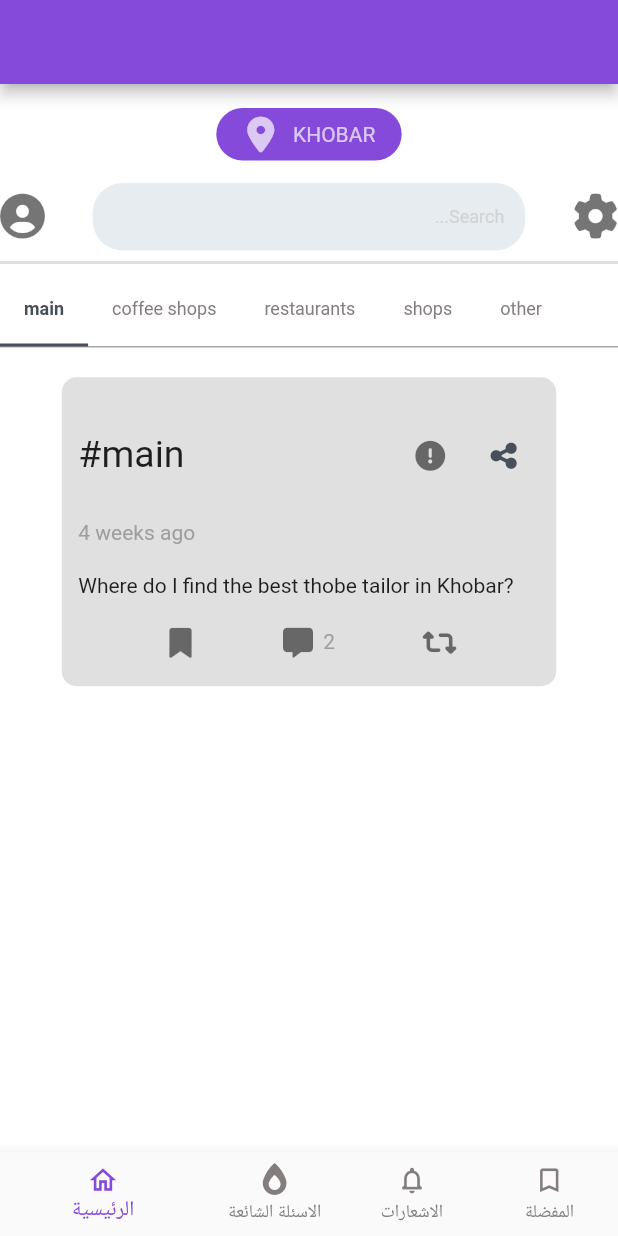
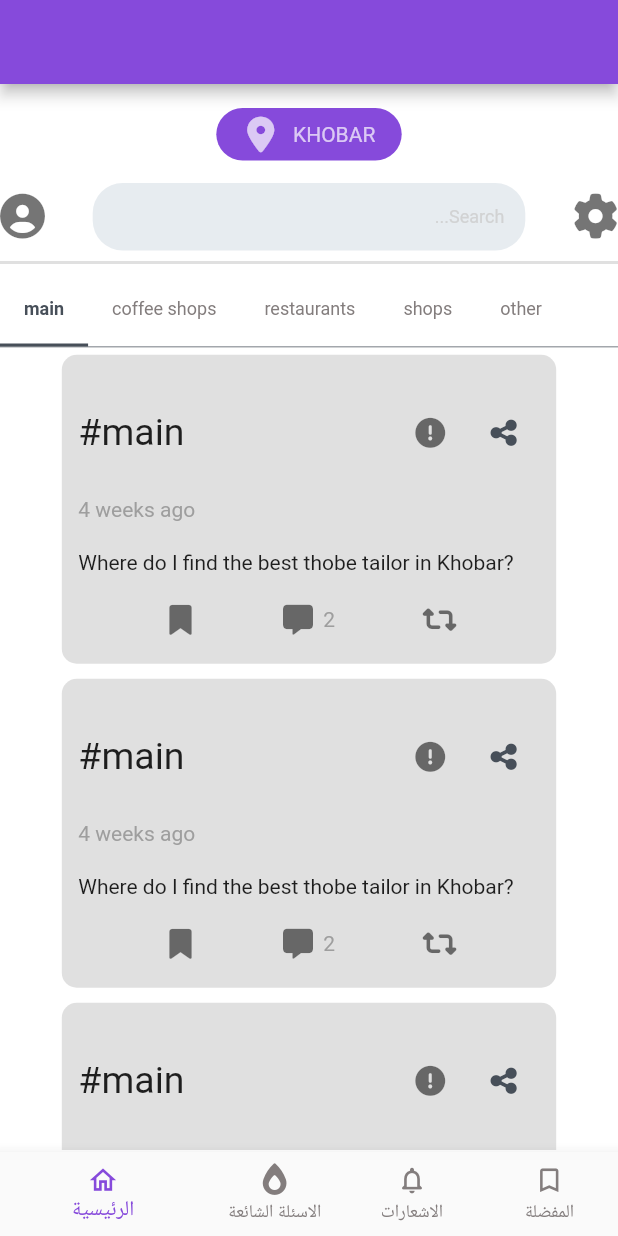
Before and after one commit to ngmnm/ask_city_app, a Flutter app: the screen it shows after launch, on a phone screen of 412 x 824 dp. Run offline on Flutter 3.47's test engine with Material 2 defaults, Android fonts, the phone set to English and light mode, and no system bars; our stand-ins replace font_awesome_flutter, get, material_design_icons_flutter, share.

Commit message:
edit mainpage (add listView for questions)

```diff
--- a/ask_city_app/lib/app/modules/home/views/components/question_component.dart
+++ b/ask_city_app/lib/app/modules/home/views/components/question_component.dart
@@ -18,14 +18,12 @@ class QuestionComponent extends StatelessWidget {
 
   @override
   Widget build(BuildContext context) {
-    return Container(
-      height: 500,
-      padding: const EdgeInsets.fromLTRB(11, 20, 11, 0),
-      child: Column(
+    return Column(
       mainAxisAlignment: MainAxisAlignment.start,
       children: [
         Container(
           padding: const EdgeInsets.fromLTRB(11, 8, 11, 0),
+          margin: const EdgeInsets.fromLTRB(0, 5, 0, 5),
           width: Get.width * 0.8,
           // color: Colors.white,
           height: Get.height * 0.25,
@@ -107,7 +105,6 @@ class QuestionComponent extends StatelessWidget {
           ),
         ),
       ],
-      ),
     );
   }
 }
--- a/ask_city_app/lib/app/modules/home/views/screens/home_screen.dart
+++ b/ask_city_app/lib/app/modules/home/views/screens/home_screen.dart
@@ -152,15 +152,16 @@ class HomeScreen extends GetView<HomeController> {
                         ),
                       ),
                       Container(
-                        height: 400, //height of TabBarView
+                        height: Get.height * 0.65,
                         decoration: BoxDecoration(
                             border: Border(
                                 top: BorderSide(
                                     color: Color(0xFF474F59), width: 0.5))),
                         child: TabBarView(
                           children: <Widget>[
-                            Container(
-                              child: QuestionComponent(
+                            ListView(
+                              children: [
+                                QuestionComponent(
                                   questionText:
                                       "Where do I find the best thobe tailor in Khobar?",
                                   answerCount: 2,
@@ -168,6 +169,23 @@ class HomeScreen extends GetView<HomeController> {
                                   questionId: 3,
                                   cityName: "khobar",
                                 ),
+                                QuestionComponent(
+                                  questionText:
+                                      "Where do I find the best thobe tailor in Khobar?",
+                                  answerCount: 2,
+                                  categoryName: "main",
+                                  questionId: 3,
+                                  cityName: "khobar",
+                                ),
+                                QuestionComponent(
+                                  questionText:
+                                      "Where do I find the best thobe tailor in Khobar?",
+                                  answerCount: 2,
+                                  categoryName: "main",
+                                  questionId: 3,
+                                  cityName: "khobar",
+                                ),
+                              ],
                             ),
                             Container(
                               child: QuestionComponent(
```
Lines whose indentation alone changed are shown as unchanged.
